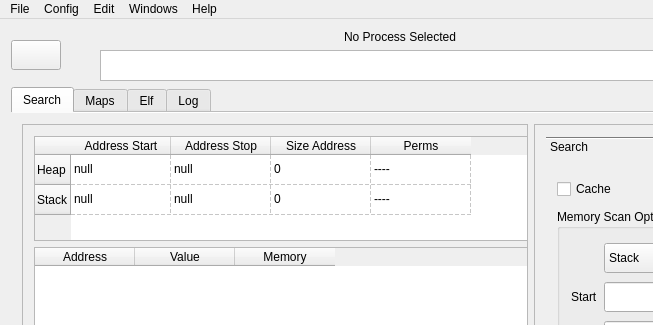
Before: the Qt Designer form src/gui/mainwindow.ui in mentebinaria/maProc, drawn with Qt 5; both pictures show x 0 to 653 and y 0 to 325 of the 800 by 672 pixel window.
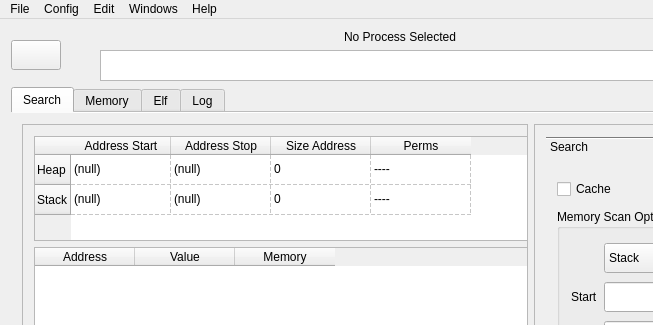
After: the same form once the commit is applied.

The edit to the form file:
```diff
--- a/src/gui/mainwindow.ui
+++ b/src/gui/mainwindow.ui
@@ -770,12 +770,12 @@
                 </column>
                 <item row="0" column="0">
                  <property name="text">
-                  <string>null</string>
+                  <string>(null)</string>
                  </property>
                 </item>
                 <item row="0" column="1">
                  <property name="text">
-                  <string>null</string>
+                  <string>(null)</string>
                  </property>
                 </item>
                 <item row="0" column="2">
@@ -790,12 +790,12 @@
                 </item>
                 <item row="1" column="0">
                  <property name="text">
-                  <string>null</string>
+                  <string>(null)</string>
                  </property>
                 </item>
                 <item row="1" column="1">
                  <property name="text">
-                  <string>null</string>
+                  <string>(null)</string>
                  </property>
                 </item>
                 <item row="1" column="2">
@@ -950,7 +950,7 @@
       </widget>
       <widget class="QWidget" name="MapsTab">
        <attribute name="title">
-        <string>Maps</string>
+        <string>Memory</string>
        </attribute>
        <layout class="QVBoxLayout" name="verticalLayout">
         <item>
```
